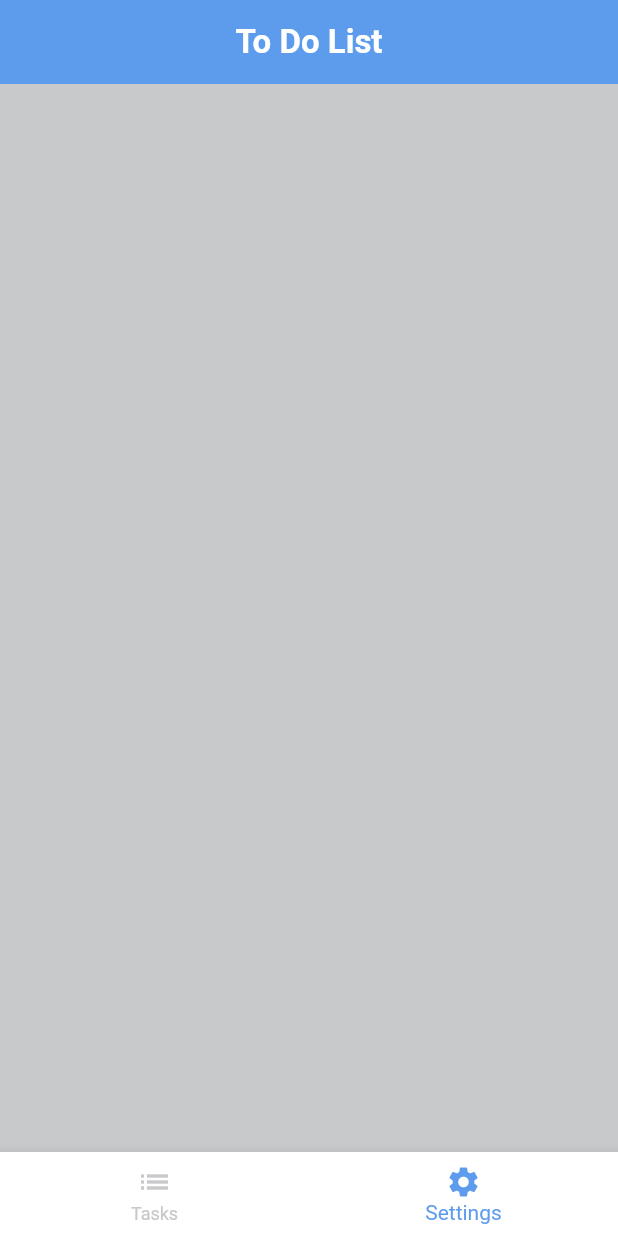
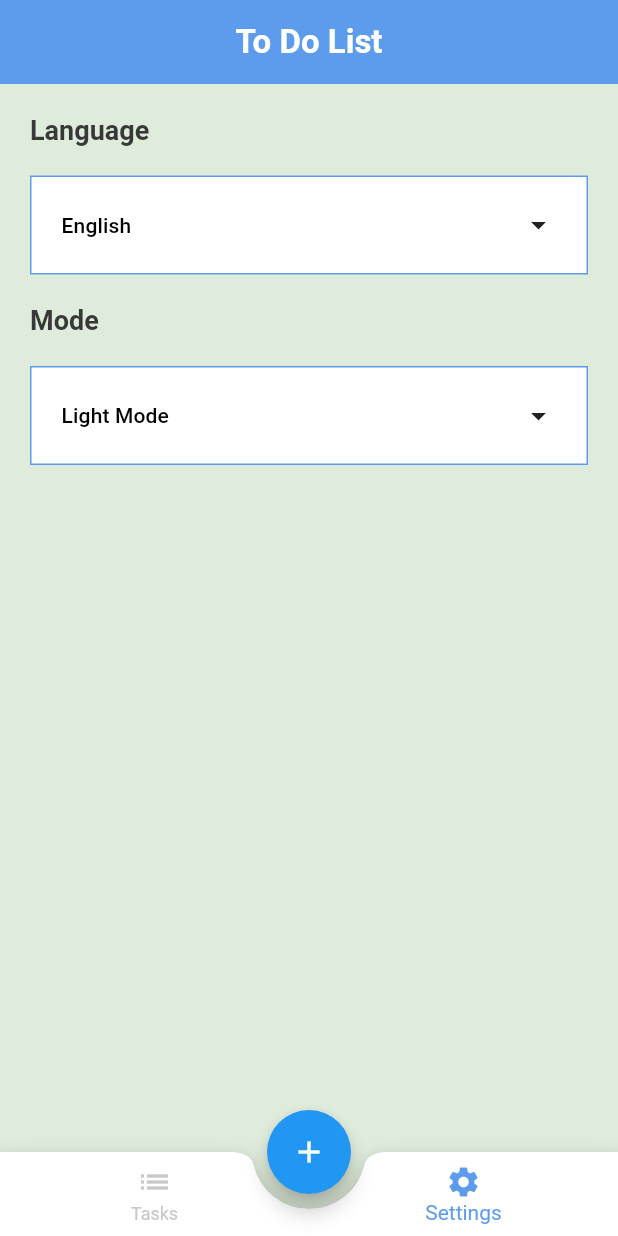
Before and after one commit to ZiadZyn/todo, a Flutter app: the screen it shows after launch, item 2 of the bottom bar chosen, on a phone screen of 412 x 824 dp. Run offline on Flutter 3.47's test engine with Material 2 defaults, Android fonts, the phone set to English and light mode, and no system bars; our stand-ins replace calendar_timeline, cloud_firestore, firebase_core; accounts and stored records are empty; generated files the repository leaves out were written again.

Commit message:
finished the app.

```diff
--- a/lib/home_screen.dart
+++ b/lib/home_screen.dart
@@ -1,10 +1,12 @@
+import 'package:calendar_timeline/calendar_timeline.dart';
 import 'package:flutter/material.dart';
 import 'package:flutter_gen/gen_l10n/app_localizations.dart';
 import 'package:provider/provider.dart';
-import 'package:todo/provider.dart';
-import 'package:todo/settings.dart';
-import 'package:todo/task_tap.dart';
+import 'package:todo/provider/provider.dart';
+import 'package:todo/settings/settings.dart';
+import 'package:todo/tasks_tap/task_tap.dart';
 
+import 'tasks_tap/add_task_bottom_sheet.dart';
 import 'my_theme.dart';
 
 class HomeScreen extends StatefulWidget {
@@ -25,7 +27,11 @@ int currentIndex =0;
       appBar: AppBar(
         title: Text(AppLocalizations.of(context)!.todolist,style: Theme.of(context).textTheme.headline4,),
       ),
-      bottomNavigationBar: Theme(
+      bottomNavigationBar: BottomAppBar(
+        notchMargin: 10,
+        shape: CircularNotchedRectangle(),
+        clipBehavior: Clip.antiAlias,
+        child: Theme(
     data: Theme.of(context).copyWith(
     canvasColor: MyTheme.lightBlue
     ),
@@ -52,8 +58,28 @@ int currentIndex =0;
         ),
     )
         ),
+      ),
+      floatingActionButton: FloatingActionButton(
+        onPressed: (){
+          showAddTaskBottomSheet(provider);
+        },
+        child: Icon(Icons.add),
+
+      ),
+      floatingActionButtonLocation: FloatingActionButtonLocation.centerDocked,
       body: tabs[currentIndex],
     );
   }
   var tabs=[TaskTap(),Sittengs()];
+
+  void showAddTaskBottomSheet(provider) {
+     showModalBottomSheet(
+         shape: RoundedRectangleBorder(
+           borderRadius: BorderRadius.circular(20.0),
+         ),
+        context: context,
+        builder: (context) {
+         return AddTaskBottomSheet();
+        });
   }
+}
--- a/lib/l10n/app_ar.arb
+++ b/lib/l10n/app_ar.arb
@@ -15,5 +15,7 @@
    "dark_mode": "الوضع المظلم",
    "light_mode": "وضع الضوء",
    "settings": "الاعدادات",
-   "tasks": "المهام"
+   "tasks": "المهام",
+   "enter_your_task": "اضف مهمة",
+   "enter_your_description": "اضف الوصف"
 }
--- a/lib/l10n/app_en.arb
+++ b/lib/l10n/app_en.arb
@@ -15,5 +15,7 @@
    "dark_mode": "Dark Mode",
    "light_mode": "Light Mode",
    "settings": "Settings",
-   "tasks": "Tasks"
+   "tasks": "Tasks",
+   "enter_your_task": "Enter your Task",
+   "enter_your_description": "Enter your Description"
 }
--- a/lib/my_theme.dart
+++ b/lib/my_theme.dart
@@ -8,13 +8,14 @@ class MyTheme{
   static Color white=Color.fromRGBO(255, 255, 255, 1.0);
   static Color black=Color.fromRGBO(56, 56, 56, 1.0);
   static Color gray=Color.fromRGBO(200, 201, 203, 1.0);
-  static Color primaryGray=Color.fromRGBO(200, 201, 203, 1.0);
+  static Color primaryGray=Color.fromRGBO(223, 236, 219, 1.0);
+
   static final ThemeData lightMode = ThemeData(
     primaryColor: white,
     scaffoldBackgroundColor: primaryGray,
     bottomNavigationBarTheme: BottomNavigationBarThemeData(
       selectedItemColor: lightBlue,
-      unselectedItemColor: primaryGray,
+      unselectedItemColor: gray,
     ),
     appBarTheme: AppBarTheme(
       backgroundColor: lightBlue,
@@ -50,7 +51,7 @@ class MyTheme{
     scaffoldBackgroundColor: black,
     bottomNavigationBarTheme: BottomNavigationBarThemeData(
       selectedItemColor: lightBlue,
-      unselectedItemColor: primaryGray,
+      unselectedItemColor: gray,
     ),
     appBarTheme: AppBarTheme(
       backgroundColor: lightBlue,
--- a/lib/provider.dart
+++ /dev/null
@@ -1,31 +0,0 @@
-import 'package:flutter/material.dart';
-import 'package:todo/my_theme.dart';
-
-class AppConfigProvider extends ChangeNotifier{
-  String appLanguage = 'en';
-  ThemeMode appTheme = ThemeMode.light;
-
-  void ChangeLanguage(String newLanguage){
-    if(appLanguage==newLanguage){return;}
-    appLanguage=newLanguage;
-    notifyListeners();
-  }
-
-  void ChangeTheme(ThemeMode newTheme) {
-    if (appTheme == newTheme) {
-      return;
-    }
-    appTheme = newTheme;
-    notifyListeners();
-  }
-
-    Color BacgroundTheme(){
-      if(ThemeMode.light==appTheme){
-        return MyTheme.primaryGray;
-        notifyListeners();
-      }else{
-        return MyTheme.black;
-        notifyListeners();
-      }
-
-    }}
--- a/lib/settings.dart
+++ /dev/null
@@ -1,9 +0,0 @@
-import 'package:flutter/material.dart';
-
-class Sittengs extends StatelessWidget {
-
-  @override
-  Widget build(BuildContext context) {
-    return Container();
-  }
-}
--- /dev/null
+++ b/lib/settings/settings.dart
@@ -0,0 +1,92 @@
+import 'package:flutter/material.dart';
+import 'package:flutter_gen/gen_l10n/app_localizations.dart';
+import 'package:provider/provider.dart';
+import 'package:todo/provider/provider.dart';
+import 'package:todo/settings/themeing_bottom_sheet.dart';
+
+import '../my_theme.dart';
+import 'language_bottom_sheet.dart';
+
+class Sittengs extends StatefulWidget {
+
+  @override
+  State<Sittengs> createState() => _SittengsState();
+}
+
+class _SittengsState extends State<Sittengs> {
+
+  @override
+  Widget build(BuildContext context) {
+    var provider=Provider.of<AppConfigProvider>(context);
+    return Container(
+      margin: EdgeInsets.all(20),
+      child: Column(
+          crossAxisAlignment: CrossAxisAlignment.stretch,
+          children: [
+            Text(AppLocalizations.of(context)!.language,style: Theme.of(context).textTheme.subtitle1,),
+            SizedBox(height: 20,),
+            InkWell(
+              onTap: (){ShowLanguageBottomSheet(provider);},
+              child: Container(
+                decoration: BoxDecoration(
+                  color: (provider.appTheme==ThemeMode.light)?MyTheme.white:MyTheme.black,
+                  border: Border.all(color: MyTheme.lightBlue),
+                ),
+                padding: EdgeInsets.all(20),
+                child: Row(
+                  mainAxisAlignment: MainAxisAlignment.spaceBetween,
+                  children: [
+                    Text(provider.appLanguage=='en'?AppLocalizations.of(context)!.english:AppLocalizations.of(context)!.arabic,
+                      style: Theme.of(context).textTheme.subtitle2,),
+                    Icon(Icons.arrow_drop_down_sharp,)
+                  ],
+                ),
+              ),
+            ),
+            SizedBox(height: 20,),
+            Text(AppLocalizations.of(context)!.mode,style: Theme.of(context).textTheme.subtitle1,),
+            SizedBox(height: 20,),
+            InkWell(
+              onTap: (){ShowThemingBottomSheet(provider);},
+              child: Container(
+                decoration: BoxDecoration(
+                  color: (provider.appTheme==ThemeMode.light)?MyTheme.white:MyTheme.black,
+                  border: Border.all(color: MyTheme.lightBlue),
+                ),
+                padding: EdgeInsets.all(20),
+                child: Row(
+                  mainAxisAlignment: MainAxisAlignment.spaceBetween,
+                  children: [
+                    Text(provider.appTheme==ThemeMode.dark?AppLocalizations.of(context)!.dark_mode:AppLocalizations.of(context)!.light_mode,style: Theme.of(context).textTheme.subtitle2,),
+                    Icon(Icons.arrow_drop_down_sharp,)
+                  ],
+                ),
+              ),
+            ),
+
+          ]
+      ),
+    );
+  }
+
+  void ShowLanguageBottomSheet(var provider) {
+
+    showModalBottomSheet(
+      backgroundColor: (provider.appTheme==ThemeMode.light)? MyTheme.white:MyTheme.black,
+        context: context,
+        builder: (context){
+          return LanguageBottomSheet();
+        }
+    );
+  }
+  void ShowThemingBottomSheet(var provider) {
+
+    showModalBottomSheet(
+      backgroundColor: (provider.appTheme==ThemeMode.light)? MyTheme.white:MyTheme.black,
+        context: context,
+        builder: (context){
+          return ThemingBottomSheet();
+        }
+    );
+  }
+}
```
Also changed, not shown: lib/main.dart (+6 -2 lines), lib/provider/provider.dart (added, +90 -0 lines), lib/task_tap.dart (deleted, +0 -11 lines), lib/tasks_tap/task_tap.dart (added, +53 -0 lines), pubspec.yaml (+6 -1 lines), pubspec.lock, 2 other files. Lines whose indentation alone changed are shown as unchanged.
